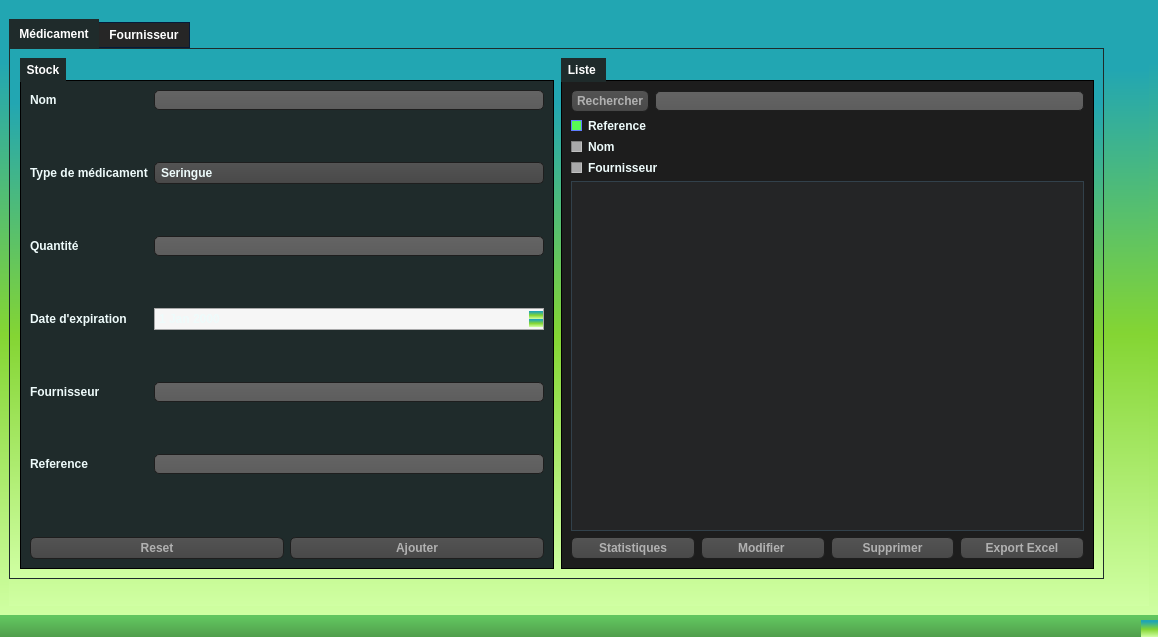
Before: the Qt Designer form Integration_Ehealth/mainwindow.ui in khalil-ch/E-Health_2A1, drawn with Qt 5.
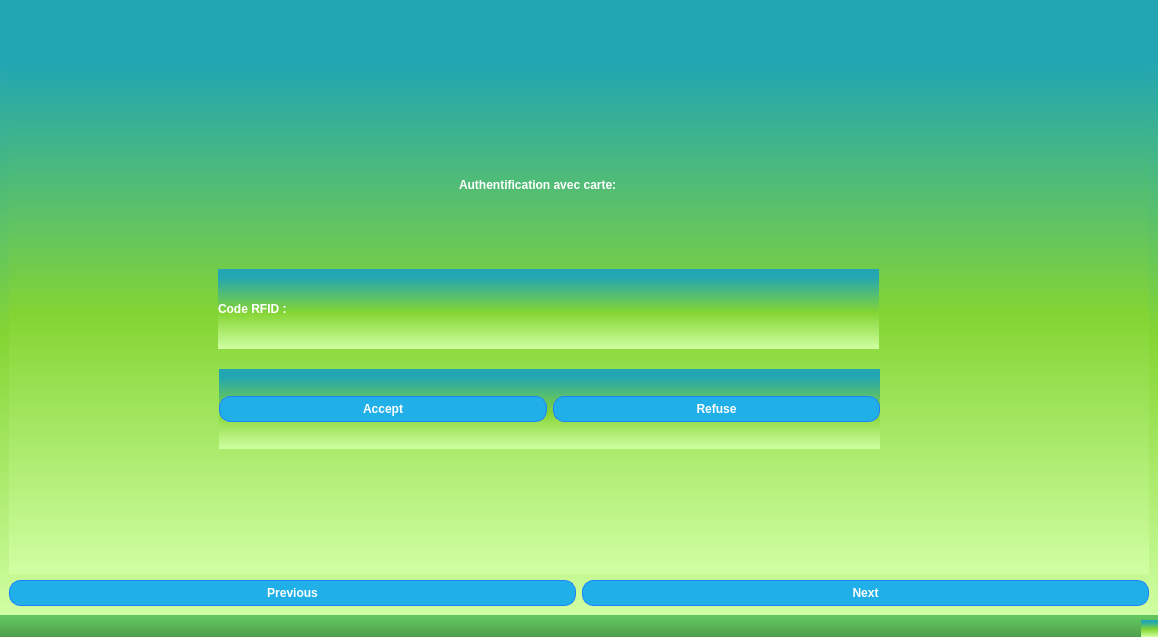
After: the same form once the commit is applied. The open tabs and pages were chosen to show the change. Icons and pictures are not drawn.

What changed in the file:
```diff
--- a/Integration_Ehealth/mainwindow.ui
+++ b/Integration_Ehealth/mainwindow.ui
@@ -7909,6 +7909,92 @@
           </widget>
          </widget>
         </widget>
+        <widget class="QWidget" name="page_6"/>
+        <widget class="QWidget" name="page_7">
+         <widget class="QLabel" name="label_46">
+          <property name="geometry">
+           <rect>
+            <x>450</x>
+            <y>160</y>
+            <width>201</width>
+            <height>31</height>
+           </rect>
+          </property>
+          <property name="text">
+           <string>Authentification avec carte:</string>
+          </property>
+         </widget>
+         <widget class="QWidget" name="horizontalLayoutWidget">
+          <property name="geometry">
+           <rect>
+            <x>210</x>
+            <y>360</y>
+            <width>661</width>
+            <height>80</height>
+           </rect>
+          </property>
+          <layout class="QHBoxLayout" name="horizontalLayout_14">
+           <item>
+            <widget class="QPushButton" name="AcceptArd">
+             <property name="text">
+              <string>Accept</string>
+             </property>
+            </widget>
+           </item>
+           <item>
+            <widget class="QPushButton" name="RefuseArd">
+             <property name="text">
+              <string>Refuse</string>
+             </property>
+            </widget>
+           </item>
+          </layout>
+         </widget>
+         <widget class="QWidget" name="horizontalLayoutWidget_2">
+          <property name="geometry">
+           <rect>
+            <x>209</x>
+            <y>260</y>
+            <width>661</width>
+            <height>80</height>
+           </rect>
+          </property>
+          <layout class="QHBoxLayout" name="horizontalLayout_15">
+           <item>
+            <widget class="QLabel" name="label_48">
+             <property name="text">
+              <string>Code RFID :</string>
+             </property>
+            </widget>
+           </item>
+           <item>
+            <widget class="QLabel" name="Outputlabel">
+             <property name="text">
+              <string/>
+             </property>
+            </widget>
+           </item>
+          </layout>
+         </widget>
+        </widget>
+       </widget>
+      </item>
+     </layout>
+    </item>
+    <item>
+     <layout class="QHBoxLayout" name="horizontalLayout_16">
+      <item>
+       <widget class="QPushButton" name="Previous">
+        <property name="text">
+         <string>Previous</string>
+        </property>
+       </widget>
+      </item>
+      <item>
+       <widget class="QPushButton" name="Next">
+        <property name="text">
+         <string>Next</string>
+        </property>
        </widget>
       </item>
      </layout>
```
Left out of the diff: 47 changed lines with no effect on the pictures.
